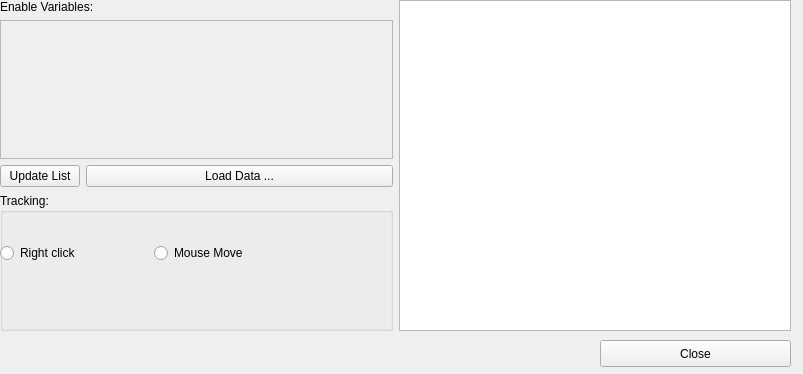
Before: the Qt Designer form ui_multiview.ui in mbernasocchi/multiview, drawn with Qt 5.
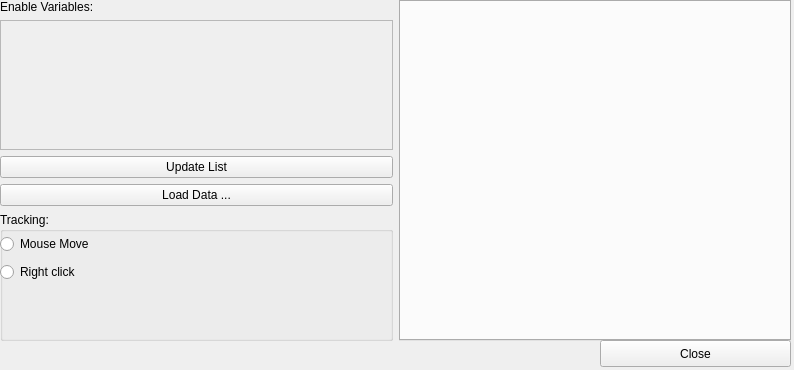
After: the same form once the commit is applied.

Commit message: added frame work to be able to easly create new visualizations.

Diff of the .ui file:
```diff
--- a/ui_multiview.ui
+++ b/ui_multiview.ui
@@ -9,8 +9,8 @@
    <rect>
     <x>0</x>
     <y>0</y>
-    <width>803</width>
-    <height>374</height>
+    <width>794</width>
+    <height>370</height>
    </rect>
   </property>
   <property name="windowTitle">
@@ -22,7 +22,7 @@
      <x>0</x>
      <y>0</y>
      <width>791</width>
-     <height>331</height>
+     <height>341</height>
     </rect>
    </property>
    <layout class="QHBoxLayout" name="horizontalLayout">
@@ -58,7 +58,7 @@
            <x>0</x>
            <y>0</y>
            <width>388</width>
-           <height>95</height>
+           <height>119</height>
           </rect>
          </property>
          <layout class="QVBoxLayout" name="verticalLayout_5">
@@ -70,11 +70,9 @@
        </widget>
       </item>
       <item>
-       <layout class="QHBoxLayout" name="horizontalLayout_2">
-        <item>
          <widget class="QPushButton" name="availableVariablesUpdateButton">
           <property name="sizePolicy">
-           <sizepolicy hsizetype="Maximum" vsizetype="Fixed">
+         <sizepolicy hsizetype="Minimum" vsizetype="Fixed">
             <horstretch>0</horstretch>
             <verstretch>0</verstretch>
            </sizepolicy>
@@ -91,12 +89,10 @@
           </property>
          </widget>
         </item>
-       </layout>
-      </item>
       <item>
        <widget class="QGroupBox" name="groupBox">
         <property name="sizePolicy">
-         <sizepolicy hsizetype="Preferred" vsizetype="Preferred">
+         <sizepolicy hsizetype="Preferred" vsizetype="Minimum">
           <horstretch>0</horstretch>
           <verstretch>0</verstretch>
          </sizepolicy>
@@ -109,18 +105,11 @@
           <rect>
            <x>0</x>
            <y>20</y>
-           <width>301</width>
-           <height>80</height>
+           <width>211</width>
+           <height>52</height>
           </rect>
          </property>
-         <layout class="QHBoxLayout" name="horizontalLayout_5">
-          <item>
-           <widget class="QRadioButton" name="trackRightClick">
-            <property name="text">
-             <string>Right click</string>
-            </property>
-           </widget>
-          </item>
+         <layout class="QVBoxLayout" name="verticalLayout">
           <item>
            <widget class="QRadioButton" name="trackMouseMove">
             <property name="text">
@@ -128,6 +117,13 @@
             </property>
            </widget>
           </item>
+          <item>
+           <widget class="QRadioButton" name="trackRightClick">
+            <property name="text">
+             <string>Right click</string>
+            </property>
+           </widget>
+          </item>
          </layout>
         </widget>
        </widget>
@@ -135,9 +131,9 @@
      </layout>
     </item>
     <item>
-     <widget class="QTextBrowser" name="display">
+     <widget class="QTabWidget" name="visualizations">
       <property name="sizePolicy">
-       <sizepolicy hsizetype="Preferred" vsizetype="Preferred">
+       <sizepolicy hsizetype="Minimum" vsizetype="Expanding">
         <horstretch>0</horstretch>
         <verstretch>0</verstretch>
        </sizepolicy>
```
Left out of the diff: 3 changed lines with no effect on the pictures. Lines whose indentation alone changed are shown as unchanged. The commit also changes 9 other files.
